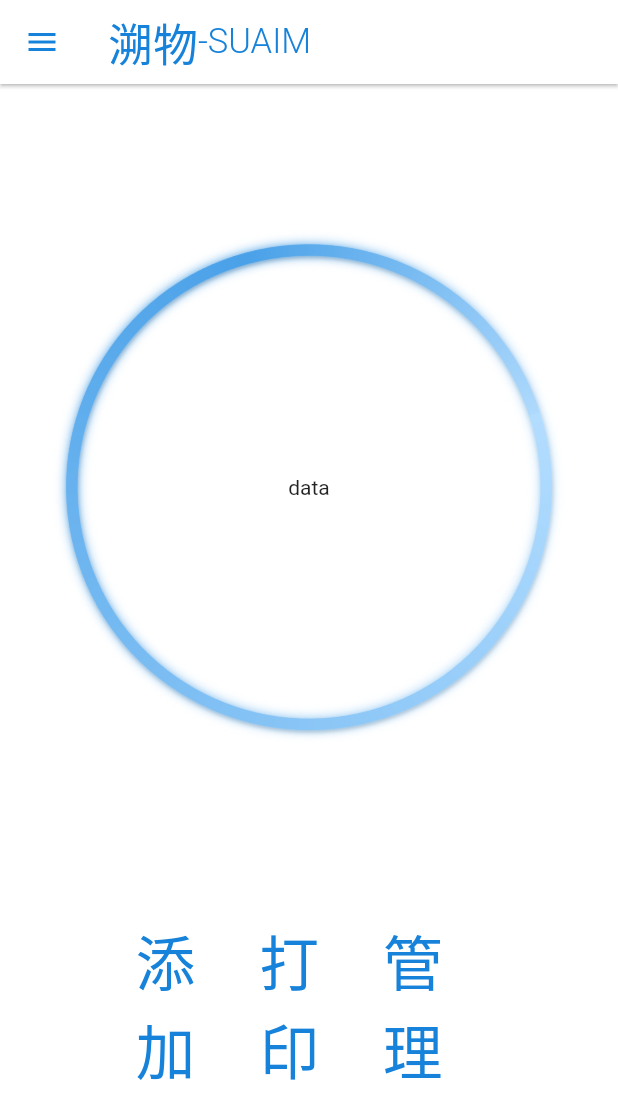
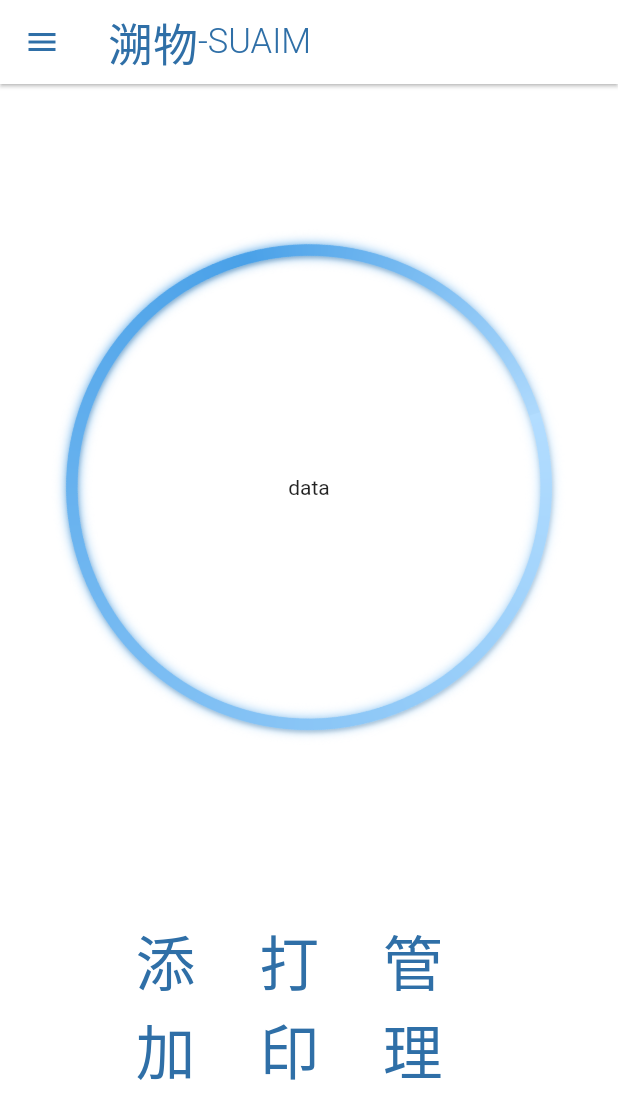
Before and after one commit to tdccj/SUAIM-Flutter, a Flutter app: the screen it shows after launch, on a phone screen of 412 x 824 dp. Shown: the top 1119 px of the screen. Run offline on Flutter 3.47's test engine with Material 2 defaults, Android fonts, the phone set to English and light mode, and no system bars; our stand-ins replace dio; missing offline and left inert: bitsdojo_window, spreadsheet_decoder; Roboto replaces fonts that are missing (HarmonyOS_Sans_SC, KeShiLuYanTi); project files that could hold a hidden picture were left out.

Commit message:
统一控制颜色

```diff
--- a/lib/addItem.dart
+++ b/lib/addItem.dart
@@ -2,6 +2,7 @@ import 'package:flutter/material.dart';
 import 'package:bitsdojo_window/bitsdojo_window.dart';
 import 'package:dio/dio.dart';
 import 'addItem_page.dart';
+import 'common/global.dart';
 
 void _printer() async {
   print('object');
@@ -16,7 +17,7 @@ class AddItem extends StatelessWidget {
         appBar: AppBar(
           // 改变颜色
           backgroundColor: Colors.white,
-          foregroundColor: const Color.fromARGB(255, 22, 130, 218),
+          foregroundColor: defaultColor,
           //设置阴影
           elevation: 1,
           // 在整个appbar上添加拖动控件
@@ -29,12 +30,12 @@ class AddItem extends StatelessWidget {
             ),
           ),
           // 在appbar上添加标题
-          title: const Row(
+          title: Row(
             children: [
               Text(
                 '添加',
                 style: TextStyle(
-                  color: Color.fromARGB(255, 22, 130, 218),
+                  color: defaultColor,
                   fontSize: 30,
                   fontFamily: 'KeShiLuYanTi',
                 ),
@@ -57,7 +58,7 @@ class AddItem extends StatelessWidget {
                 MinimizeWindowButton(
                   colors: WindowButtonColors(
                     normal: Colors.white,
-                    iconNormal: const Color.fromARGB(255, 22, 130, 218),
+                    iconNormal: defaultColor,
                     mouseDown: const Color.fromARGB(255, 19, 81, 132),
                     mouseOver: const Color.fromARGB(255, 107, 186, 249),
                     iconMouseDown: Colors.white54,
@@ -68,7 +69,7 @@ class AddItem extends StatelessWidget {
                 MaximizeWindowButton(
                   colors: WindowButtonColors(
                     normal: Colors.white,
-                    iconNormal: const Color.fromARGB(255, 22, 130, 218),
+                    iconNormal: defaultColor,
                     mouseDown: const Color.fromARGB(255, 19, 81, 132),
                     mouseOver: const Color.fromARGB(255, 107, 186, 249),
                     iconMouseDown: Colors.white54,
@@ -79,7 +80,7 @@ class AddItem extends StatelessWidget {
                 CloseWindowButton(
                   colors: WindowButtonColors(
                     normal: Colors.white,
-                    iconNormal: const Color.fromARGB(255, 22, 130, 218),
+                    iconNormal: defaultColor,
                     mouseDown: const Color.fromARGB(255, 19, 81, 132),
                     mouseOver: const Color.fromARGB(255, 107, 186, 249),
                     iconMouseDown: Colors.white54,
--- /dev/null
+++ b/lib/common/global.dart
@@ -0,0 +1,3 @@
+import 'package:flutter/material.dart';
+
+const defaultColor = Color.fromARGB(255, 47, 111, 167);
--- a/lib/home.dart
+++ b/lib/home.dart
@@ -3,6 +3,7 @@ import 'dart:io';
 import 'package:flutter/material.dart';
 import 'package:bitsdojo_window/bitsdojo_window.dart';
 import 'main_page.dart';
+import 'common/global.dart';
 
 class Home extends StatefulWidget {
   const Home({super.key});
@@ -20,7 +21,7 @@ class _HomeState extends State<Home> {
       return Scaffold(
         // 构建主界面
         body: const MainPage(), // 设置主界面内容为MyApp组件
-        drawer: const Drawer(
+        drawer: Drawer(
           child: Scaffold(
             body: Column(
               children: [
@@ -30,7 +31,7 @@ class _HomeState extends State<Home> {
                     child: Text(
                       '目录',
                       style: TextStyle(
-                          color: Color.fromARGB(255, 22, 130, 218),
+                          color: defaultColor,
                           fontSize: 30,
                           fontFamily: 'LingDongQiCheChunTang'),
                     ),
@@ -43,7 +44,7 @@ class _HomeState extends State<Home> {
         appBar: AppBar(
           // 改变颜色
           backgroundColor: Colors.white,
-          foregroundColor: const Color.fromARGB(255, 22, 130, 218),
+          foregroundColor: defaultColor,
           //设置阴影
           elevation: 1,
           // 在整个appbar上添加拖动控件
@@ -56,12 +57,12 @@ class _HomeState extends State<Home> {
             ),
           ),
           // 在appbar上添加标题
-          title: const Row(
+          title: Row(
             children: [
               Text(
                 '溯物',
                 style: TextStyle(
-                  color: Color.fromARGB(255, 22, 130, 218),
+                  color: defaultColor,
                   fontSize: 30,
                   fontFamily: 'KeShiLuYanTi',
                 ),
@@ -69,7 +70,7 @@ class _HomeState extends State<Home> {
               Text(
                 '-SUAIM',
                 style: TextStyle(
-                    color: Color.fromARGB(255, 22, 130, 218),
+                    color: defaultColor,
                     fontSize: 23,
                     fontWeight: FontWeight.w300,
                     fontFamily: 'KeShiLuYanTi'),
@@ -84,7 +85,7 @@ class _HomeState extends State<Home> {
                 MinimizeWindowButton(
                   colors: WindowButtonColors(
                     normal: Colors.white,
-                    iconNormal: const Color.fromARGB(255, 22, 130, 218),
+                    iconNormal: defaultColor,
                     mouseDown: const Color.fromARGB(255, 19, 81, 132),
                     mouseOver: const Color.fromARGB(255, 107, 186, 249),
                     iconMouseDown: Colors.white54,
@@ -95,7 +96,7 @@ class _HomeState extends State<Home> {
                 MaximizeWindowButton(
                   colors: WindowButtonColors(
                     normal: Colors.white,
-                    iconNormal: const Color.fromARGB(255, 22, 130, 218),
+                    iconNormal: defaultColor,
                     mouseDown: const Color.fromARGB(255, 19, 81, 132),
                     mouseOver: const Color.fromARGB(255, 107, 186, 249),
                     iconMouseDown: Colors.white54,
@@ -106,7 +107,7 @@ class _HomeState extends State<Home> {
                 CloseWindowButton(
                   colors: WindowButtonColors(
                     normal: Colors.white,
-                    iconNormal: const Color.fromARGB(255, 22, 130, 218),
+                    iconNormal: defaultColor,
                     mouseDown: const Color.fromARGB(255, 19, 81, 132),
                     mouseOver: const Color.fromARGB(255, 107, 186, 249),
                     iconMouseDown: Colors.white54,
@@ -128,7 +129,7 @@ class _HomeState extends State<Home> {
       return Scaffold(
           // 构建主界面
           body: const MainPage(), // 设置主界面内容为MyApp组件
-          drawer: const Drawer(
+          drawer: Drawer(
             child: Scaffold(
               body: Column(
                 children: [
@@ -138,7 +139,7 @@ class _HomeState extends State<Home> {
                       child: Text(
                         '目录',
                         style: TextStyle(
-                            color: Color.fromARGB(255, 22, 130, 218),
+                            color: defaultColor,
                             fontSize: 30,
                             fontFamily: 'LingDongQiCheChunTang'),
                       ),
@@ -151,7 +152,7 @@ class _HomeState extends State<Home> {
           appBar: AppBar(
               // 改变颜色
               backgroundColor: Colors.white,
-              foregroundColor: const Color.fromARGB(255, 22, 130, 218),
+              foregroundColor: defaultColor,
               //设置阴影
               elevation: 1,
               // 在整个appbar上添加拖动控件
@@ -164,12 +165,12 @@ class _HomeState extends State<Home> {
                 ),
               ),
               // 在appbar上添加标题
-              title: const Row(
+              title: Row(
                 children: [
                   Text(
                     '溯物',
                     style: TextStyle(
-                      color: Color.fromARGB(255, 22, 130, 218),
+                      color: defaultColor,
                       fontSize: 30,
                       fontFamily: 'KeShiLuYanTi',
                     ),
@@ -177,7 +178,7 @@ class _HomeState extends State<Home> {
                   Text(
                     '-SUAIM',
                     style: TextStyle(
-                        color: Color.fromARGB(255, 22, 130, 218),
+                        color: defaultColor,
                         fontSize: 23,
                         fontWeight: FontWeight.w300,
                         fontFamily: 'KeShiLuYanTi'),
--- a/lib/main.dart
+++ b/lib/main.dart
@@ -3,6 +3,8 @@ import 'package:bitsdojo_window/bitsdojo_window.dart';
 import 'home.dart';
 import 'addItem.dart';
 import 'dart:io';
+
+import 'common/global.dart';
 
 void main() {
   runApp(
--- a/lib/main_page.dart
+++ b/lib/main_page.dart
@@ -2,6 +2,8 @@ import 'package:flutter/cupertino.dart';
 import 'package:flutter/material.dart';
 import 'package:suaim/addItem.dart';
 import 'haloAni.dart';
+
+import 'common/global.dart';
 
 class MainPage extends StatelessWidget {
   const MainPage({super.key}); // 定义构造方法
@@ -65,12 +67,12 @@ class MainPage extends StatelessWidget {
                                 builder: (context) =>
                                     const AddItem())); // 导航到添加页面
                       },
-                      child: const Text(
+                      child: Text(
                         '添加',
                         style: TextStyle(
                           fontSize: 40,
                           fontFamily: 'KeShiLuYanTi',
-                          color: Color.fromARGB(255, 22, 130, 218),
+                          color: defaultColor,
                         ),
                       ),
                     ),
@@ -86,12 +88,12 @@ class MainPage extends StatelessWidget {
                                 builder: (context) =>
                                     const AddItem())); // 导航到添加页面
                       },
-                      child: const Text(
+                      child: Text(
                         '打印',
                         style: TextStyle(
                             fontSize: 40,
                             fontFamily: 'KeShiLuYanTi',
-                            color: Color.fromARGB(255, 22, 130, 218)),
+                            color: defaultColor),
                       ),
                     ),
                   ),
@@ -106,12 +108,12 @@ class MainPage extends StatelessWidget {
                                 builder: (context) =>
                                     const AddItem())); // 导航到添加页面
                       },
-                      child: const Text(
+                      child: Text(
                         '管理',
                         style: TextStyle(
                             fontSize: 40,
                             fontFamily: 'KeShiLuYanTi',
-                            color: Color.fromARGB(255, 22, 130, 218)),
+                            color: defaultColor),
                       ),
                     ),
                   ),
```
